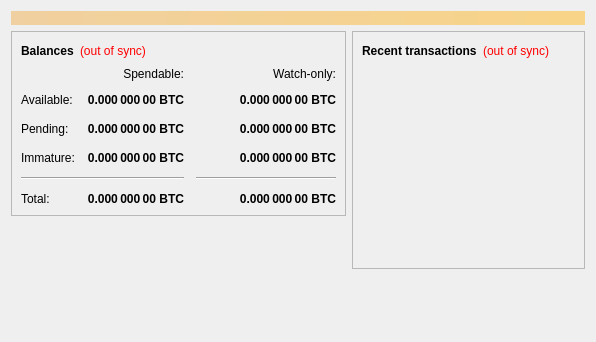
This is src/qt/forms/overviewpage.ui in esrever10/doucoin as Qt 5 draws it before an edit. The edited form follows.
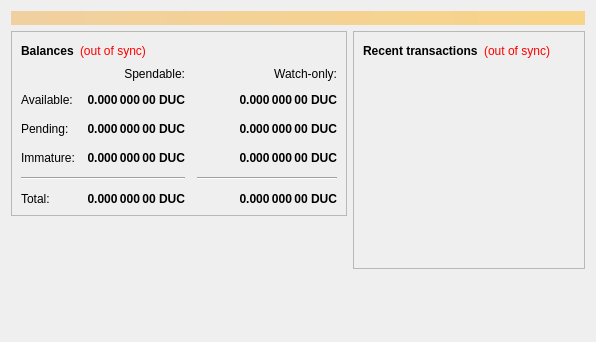
This is the edited form.

```diff
--- a/src/qt/forms/overviewpage.ui
+++ b/src/qt/forms/overviewpage.ui
@@ -112,7 +112,7 @@
                <string>Unconfirmed transactions to watch-only addresses</string>
               </property>
               <property name="text">
-               <string notr="true">0.000 000 00 BTC</string>
+               <string notr="true">0.000 000 00 DUC</string>
               </property>
               <property name="alignment">
                <set>Qt::AlignRight|Qt::AlignTrailing|Qt::AlignVCenter</set>
@@ -137,7 +137,7 @@
                <string>Total of transactions that have yet to be confirmed, and do not yet count toward the spendable balance</string>
               </property>
               <property name="text">
-               <string notr="true">0.000 000 00 BTC</string>
+               <string notr="true">0.000 000 00 DUC</string>
               </property>
               <property name="alignment">
                <set>Qt::AlignRight|Qt::AlignTrailing|Qt::AlignVCenter</set>
@@ -162,7 +162,7 @@
                <string>Mined balance in watch-only addresses that has not yet matured</string>
               </property>
               <property name="text">
-               <string notr="true">0.000 000 00 BTC</string>
+               <string notr="true">0.000 000 00 DUC</string>
               </property>
               <property name="alignment">
                <set>Qt::AlignRight|Qt::AlignTrailing|Qt::AlignVCenter</set>
@@ -220,7 +220,7 @@
                <string>Mined balance that has not yet matured</string>
               </property>
               <property name="text">
-               <string notr="true">0.000 000 00 BTC</string>
+               <string notr="true">0.000 000 00 DUC</string>
               </property>
               <property name="alignment">
                <set>Qt::AlignRight|Qt::AlignTrailing|Qt::AlignVCenter</set>
@@ -265,7 +265,7 @@
                <string>Your current total balance</string>
               </property>
               <property name="text">
-               <string notr="true">0.000 000 00 BTC</string>
+               <string notr="true">0.000 000 00 DUC</string>
               </property>
               <property name="alignment">
                <set>Qt::AlignRight|Qt::AlignTrailing|Qt::AlignVCenter</set>
@@ -290,7 +290,7 @@
                <string>Current total balance in watch-only addresses</string>
               </property>
               <property name="text">
-               <string notr="true">0.000 000 00 BTC</string>
+               <string notr="true">0.000 000 00 DUC</string>
               </property>
               <property name="alignment">
                <set>Qt::AlignRight|Qt::AlignTrailing|Qt::AlignVCenter</set>
@@ -332,7 +332,7 @@
                <string>Your current spendable balance</string>
               </property>
               <property name="text">
-               <string notr="true">0.000 000 00 BTC</string>
+               <string notr="true">0.000 000 00 DUC</string>
               </property>
               <property name="alignment">
                <set>Qt::AlignRight|Qt::AlignTrailing|Qt::AlignVCenter</set>
@@ -357,7 +357,7 @@
                <string>Your current balance in watch-only addresses</string>
               </property>
               <property name="text">
-               <string notr="true">0.000 000 00 BTC</string>
+               <string notr="true">0.000 000 00 DUC</string>
               </property>
               <property name="alignment">
                <set>Qt::AlignRight|Qt::AlignTrailing|Qt::AlignVCenter</set>
```
Left out of the diff: 4 changed lines with no effect on the pictures.
